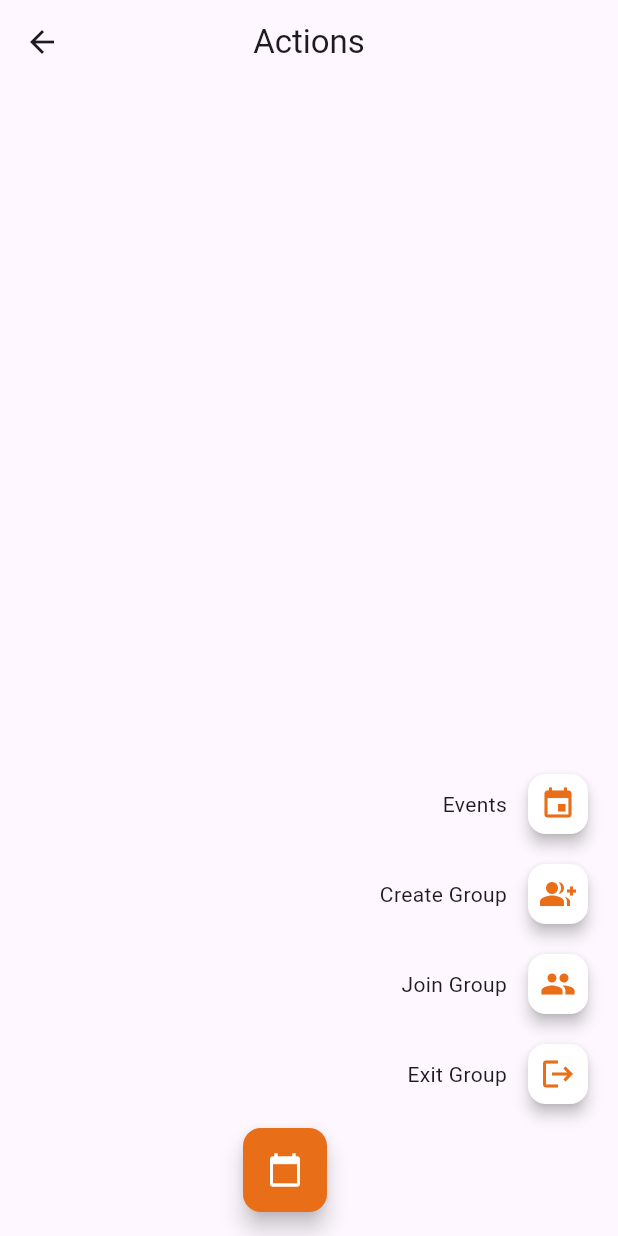
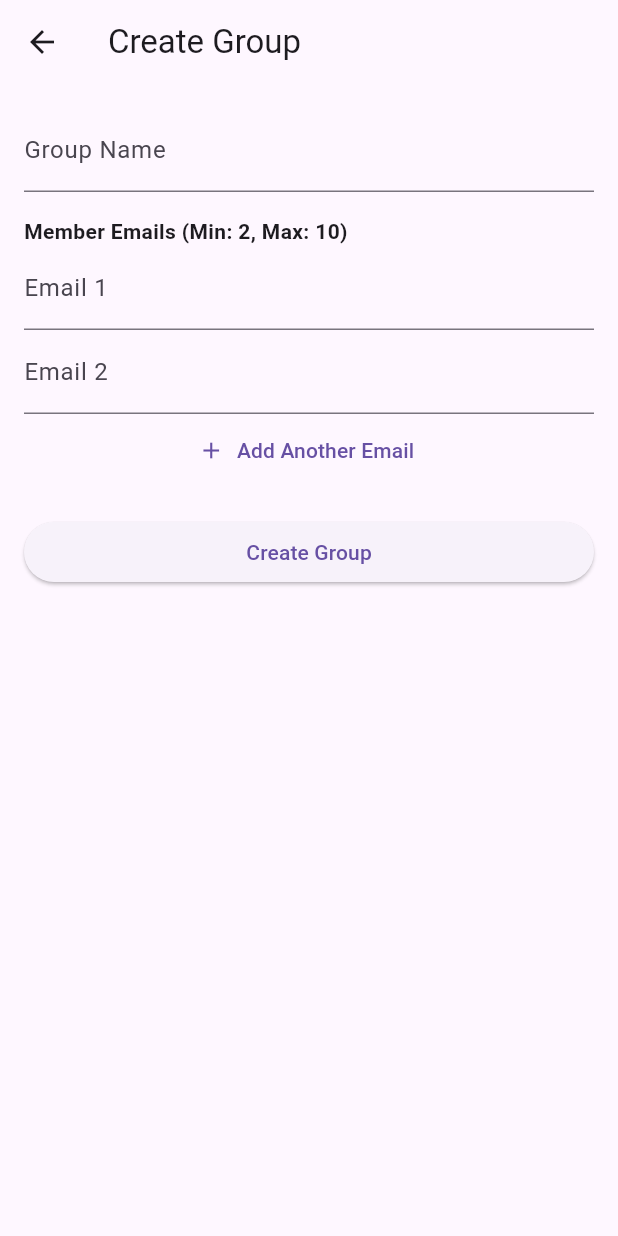
Before and after one commit to awuraama/final-year-project, a Flutter app: the ActionPage screen opened by its route, after a tap on the "group add" icon, on a phone screen of 412 x 824 dp. Run offline on Flutter 3.47's test engine with Material 3 defaults, Android fonts, the phone set to English and light mode, and no system bars; our stand-ins replace cloud_firestore, firebase_core, table_calendar; accounts and stored records are empty.

Commit message:
Added event and create groups functionaities, and it's working just fine

```diff
--- a/lib/action_page.dart
+++ b/lib/action_page.dart
@@ -1,4 +1,7 @@
 import 'package:flutter/material.dart';
+import 'events_page.dart'; // ✅ Import this
+import 'create_group_page.dart';
+
 
 class ActionPage extends StatefulWidget {
   const ActionPage({super.key});
@@ -59,7 +62,7 @@ class _ActionPageState extends State<ActionPage> with TickerProviderStateMixin {
               elevation: 4,
               child: Icon(
                 icon,
-                color: const Color.fromARGB(255, 232, 110, 23), // Use black if preferred
+                color: const Color.fromARGB(255, 232, 110, 23),
               ),
             ),
           ],
@@ -86,13 +89,30 @@ class _ActionPageState extends State<ActionPage> with TickerProviderStateMixin {
         mainAxisSize: MainAxisSize.min,
         children: [
           if (isOpen)
-            _buildOption("Events", Icons.event, () {}),
+            _buildOption("Events", Icons.event, () {
+              Navigator.push(
+                context,
+                MaterialPageRoute(
+                  builder: (context) =>
+                      const EventsPage(groupId: 'test-group-id'), // Replace later
+                ),
+              );
+            }),
           if (isOpen)
-            _buildOption("Create Group", Icons.group_add, () {}),
+            _buildOption("Create Group", Icons.group_add, () {
+              Navigator.push(
+                  context,
+                  MaterialPageRoute(builder: (context) => const CreateGroupPage()),
+                );
+            }),
           if (isOpen)
-            _buildOption("Join Group", Icons.group, () {}),
-          if (isOpen)
-            _buildOption("Exit Group", Icons.logout, () {}),
+            _buildOption("Manage Groups", Icons.group, () {
+              // To be implemented next
+            }),
+          // if (isOpen)
+          //   _buildOption("Exit Group", Icons.logout, () {
+          //     // To be implemented next
+          //   }),
           FloatingActionButton(
             onPressed: toggleMenu,
             backgroundColor: const Color.fromARGB(255, 232, 110, 23),
--- /dev/null
+++ b/lib/create_group_page.dart
@@ -0,0 +1,127 @@
+import 'package:flutter/material.dart';
+import 'package:cloud_firestore/cloud_firestore.dart';
+
+class CreateGroupPage extends StatefulWidget {
+  const CreateGroupPage({super.key});
+
+  @override
+  State<CreateGroupPage> createState() => _CreateGroupPageState();
+}
+
+class _CreateGroupPageState extends State<CreateGroupPage> {
+  final TextEditingController _groupNameController = TextEditingController();
+  final List<TextEditingController> _emailControllers = [
+    TextEditingController(),
+    TextEditingController()
+  ];
+
+  final _formKey = GlobalKey<FormState>();
+
+  void _addEmailField() {
+    if (_emailControllers.length < 10) {
+      setState(() {
+        _emailControllers.add(TextEditingController());
+      });
+    }
+  }
+
+  void _removeEmailField(int index) {
+    if (_emailControllers.length > 2) {
+      setState(() {
+        _emailControllers.removeAt(index);
+      });
+    }
+  }
+
+  Future<void> _createGroup() async {
+    if (_formKey.currentState!.validate()) {
+      final groupName = _groupNameController.text.trim();
+      final emails = _emailControllers
+          .map((controller) => controller.text.trim())
+          .where((email) => email.isNotEmpty)
+          .toList();
+
+      if (emails.length < 2) {
+        ScaffoldMessenger.of(context).showSnackBar(
+          const SnackBar(content: Text('Add at least 2 member emails.')),
+        );
+        return;
+      }
+
+      try {
+        await FirebaseFirestore.instance.collection('groups').add({
+          'name': groupName,
+          'createdAt': Timestamp.now(),
+          'memberEmails': emails,
+        });
+
+        ScaffoldMessenger.of(context).showSnackBar(
+          const SnackBar(content: Text('Group created successfully!')),
+        );
+        Navigator.pop(context); // Go back to action page
+      } catch (e) {
+        ScaffoldMessenger.of(context).showSnackBar(
+          SnackBar(content: Text('Error creating group: $e')),
+        );
+      }
+    }
+  }
+
+  @override
+  Widget build(BuildContext context) {
+    return Scaffold(
+      appBar: AppBar(title: const Text('Create Group')),
+      body: Padding(
+        padding: const EdgeInsets.all(16.0),
+        child: Form(
+          key: _formKey,
+          child: ListView(
+            children: [
+              TextFormField(
+                controller: _groupNameController,
+                decoration: const InputDecoration(labelText: 'Group Name'),
+                validator: (value) =>
+                    value == null || value.trim().isEmpty ? 'Enter group name' : null,
+              ),
+              const SizedBox(height: 16),
+              const Text('Member Emails (Min: 2, Max: 10)', style: TextStyle(fontWeight: FontWeight.bold)),
+              ..._emailControllers.asMap().entries.map((entry) {
+                final index = entry.key;
+                final controller = entry.value;
+                return Row(
+                  children: [
+                    Expanded(
+                      child: TextFormField(
+                        controller: controller,
+                        decoration: InputDecoration(
+                          labelText: 'Email ${index + 1}',
+                        ),
+                        validator: (value) =>
+                            value == null || value.trim().isEmpty ? 'Enter email' : null,
+                      ),
+                    ),
+                    if (_emailControllers.length > 2)
+                      IconButton(
+                        onPressed: () => _removeEmailField(index),
+                        icon: const Icon(Icons.remove_circle, color: Colors.red),
+                      ),
+                  ],
+                );
+              }),
+              TextButton.icon(
+                onPressed: _addEmailField,
+                icon: const Icon(Icons.add),
+                label: const Text('Add Another Email'),
+              ),
+              const SizedBox(height: 20),
+              ElevatedButton(
+                onPressed: _createGroup,
+                child: const Text('Create Group'),
+              ),
+            ],
+          ),
+        ),
+      ),
+    );
+  }
+}
--- a/lib/main.dart
+++ b/lib/main.dart
@@ -9,6 +9,8 @@ import 'firebase_options.dart';
 import 'starter_page.dart';
 import 'home_page.dart';
 import 'action_page.dart';
+import 'create_group_page.dart';
+
 
 
 void main() async {
@@ -41,6 +43,8 @@ class MyApp extends StatelessWidget {
        '/': (context) => const StarterPage(),
        '/home': (context) => const HomePage(),
       '/action': (context) => const ActionPage(),
+      '/create_group': (context) => const CreateGroupPage(),
+
       },
     );
   }
```
Also changed, not shown: lib/events_page.dart (added, +63 -0 lines).
